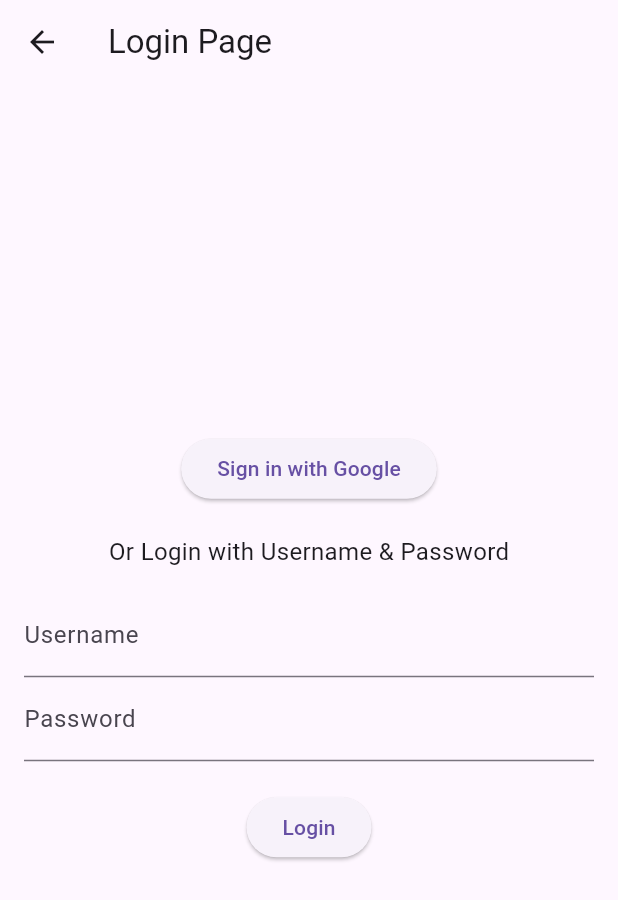
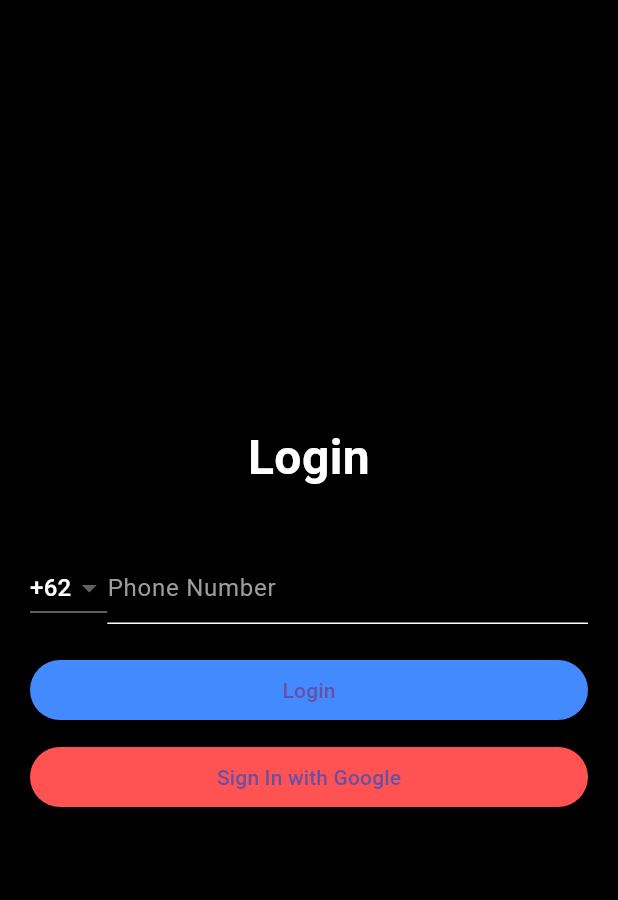
Before and after one commit to riosiregar/phone_monitoring, a Flutter app: the screen it shows after launch, after a tap on "Get Started", on a phone screen of 412 x 824 dp. Shown: the top 900 px of the screen. Run offline on Flutter 3.47's test engine with Material 3 defaults, Android fonts, the phone set to English and light mode, and no system bars; our stand-ins replace battery_plus, google_sign_in, image_picker.

Commit message:
ALPHA v.0.1.0

```diff
--- a/lib/home_page.dart
+++ b/lib/home_page.dart
@@ -4,16 +4,68 @@ class HomePage extends StatelessWidget {
   @override
   Widget build(BuildContext context) {
     return Scaffold(
-      appBar: AppBar(
-        title: Text('Home Page'),
-      ),
-      body: Center(
-        child: ElevatedButton(
-          onPressed: () {
-            Navigator.pushNamed(context, '/login');
-          },
-          child: Text('Get Started'),
-        ),
+      body: Stack(
+        children: [
+          // Background image
+          Container(
+            decoration: BoxDecoration(
+              image: DecorationImage(
+                image: AssetImage(
+                    'assets/image/background.png'), // Replace with your image path
+                fit: BoxFit.cover,
+              ),
+            ),
+          ),
+          // Content overlay
+          Container(
+            color: Colors.black.withOpacity(0.5), // Semi-transparent overlay
+            child: Center(
+              child: Column(
+                mainAxisAlignment: MainAxisAlignment.center,
+                children: [
+                  Text(
+                    'Welcome to Our App',
+                    style: TextStyle(
+                      color: Colors.white,
+                      fontSize: 32,
+                      fontWeight: FontWeight.bold,
+                      shadows: [
+                        Shadow(
+                          offset: Offset(2.0, 2.0),
+                          blurRadius: 3.0,
+                          color: Colors.black54,
+                        ),
+                      ],
+                    ),
+                    textAlign: TextAlign.center,
+                  ),
+                  SizedBox(height: 20),
+                  ElevatedButton(
+                    onPressed: () {
+                      Navigator.pushNamed(context, '/login');
+                    },
+                    style: ElevatedButton.styleFrom(
+                      backgroundColor: Colors.blueAccent,
+                      padding:
+                          EdgeInsets.symmetric(horizontal: 30, vertical: 15),
+                      shape: RoundedRectangleBorder(
+                        borderRadius: BorderRadius.circular(30.0),
+                      ),
+                      elevation: 5,
+                    ),
+                    child: Text(
+                      'Get Started',
+                      style: TextStyle(
+                        color: Colors.white,
+                        fontSize: 20,
+                      ),
+                    ),
+                  ),
+                ],
+              ),
+            ),
+          ),
+        ],
       ),
     );
   }
--- a/lib/login_page.dart
+++ b/lib/login_page.dart
@@ -7,60 +7,122 @@ class LoginPage extends StatefulWidget {
 }
 
 class _LoginPageState extends State<LoginPage> {
-  final GoogleSignIn _googleSignIn = GoogleSignIn();
+  final TextEditingController _phoneController = TextEditingController();
+  String _countryCode = "+62"; // Default country code
 
-  Future<void> _handleSignIn() async {
+  // Simulasi fungsi autentikasi Google
+  Future<void> _signInWithGoogle() async {
     try {
-      final result = await _googleSignIn.signIn();
-      if (result != null) {
-        // Redirect ke halaman dashboard jika login berhasil
-        Navigator.pushReplacementNamed(context, '/dashboard');
+      final GoogleSignIn googleSignIn = GoogleSignIn();
+      final GoogleSignInAccount? account = await googleSignIn.signIn();
+      if (account != account) {
+        Navigator.pushNamed(context, '/dashboard');
+      } else {
+        // User menekan cancel saat autentikasi
+        _showLoginFailedDialog("Google Sign-In cancelled.");
       }
-    } catch (error) {
-      print('Error during sign-in: $error');
+    } catch (e) {
+      _showLoginFailedDialog("Google Sign-In failed: $e");
     }
+  }
+
+  void _login() {
+    if (_phoneController.text.isNotEmpty) {
+      // Simulasi validasi login dengan nomor HP
+      Navigator.pushNamed(context, '/dashboard');
+    } else {
+      _showLoginFailedDialog("Login failed: Phone number is required.");
+    }
+  }
+
+  void _showLoginFailedDialog(String message) {
+    showDialog(
+      context: context,
+      builder: (context) => AlertDialog(
+        title: Text('Login Failed'),
+        content: Text(message),
+        actions: [
+          TextButton(
+            onPressed: () => Navigator.of(context).pop(),
+            child: Text('OK'),
+          ),
+        ],
+      ),
+    );
   }
 
   @override
   Widget build(BuildContext context) {
     return Scaffold(
-      appBar: AppBar(
-        title: Text('Login Page'),
-      ),
-      body: Center(
+      backgroundColor: Colors.black,
+      body: Padding(
+        padding: const EdgeInsets.all(20.0),
         child: Column(
           mainAxisAlignment: MainAxisAlignment.center,
+          crossAxisAlignment: CrossAxisAlignment.stretch,
           children: [
-            ElevatedButton(
-              onPressed: _handleSignIn,
-              child: Text('Sign in with Google'),
+            Text(
+              'Login',
+              style: TextStyle(
+                color: Colors.white,
+                fontSize: 32,
+                fontWeight: FontWeight.bold,
               ),
-            SizedBox(height: 20),
-            Text(
-              'Or Login with Username & Password',
-              style: TextStyle(fontSize: 16),
+              textAlign: TextAlign.center,
             ),
-            Padding(
-              padding: const EdgeInsets.all(16.0),
-              child: Column(
+            SizedBox(height: 40),
+            Row(
               children: [
-                  TextField(
-                    decoration: InputDecoration(labelText: 'Username'),
+                DropdownButton<String>(
+                  value: _countryCode,
+                  items: ["+1", "+62", "+44", "+91"].map((String code) {
+                    return DropdownMenuItem<String>(
+                      value: code,
+                      child: Text(
+                        code,
+                        style: TextStyle(color: Colors.white),
                       ),
-                  TextField(
-                    decoration: InputDecoration(labelText: 'Password'),
-                    obscureText: true,
+                    );
+                  }).toList(),
+                  onChanged: (String? newCode) {
+                    setState(() {
+                      _countryCode = newCode!;
+                    });
+                  },
+                  dropdownColor: Colors.grey[800],
+                ),
+                Expanded(
+                  child: TextField(
+                    controller: _phoneController,
+                    style: TextStyle(color: Colors.white),
+                    keyboardType: TextInputType.phone,
+                    decoration: InputDecoration(
+                      hintText: 'Phone Number',
+                      hintStyle: TextStyle(color: Colors.grey),
+                      enabledBorder: UnderlineInputBorder(
+                        borderSide: BorderSide(color: Colors.white),
+                      ),
+                      focusedBorder: UnderlineInputBorder(
+                        borderSide: BorderSide(color: Colors.blue),
+                      ),
+                    ),
+                  ),
+                ),
+              ],
             ),
             SizedBox(height: 20),
             ElevatedButton(
-                    onPressed: () {
-                      // Logika login manual bisa ditambahkan di sini
-                      Navigator.pushReplacementNamed(context, '/dashboard');
-                    },
+              onPressed: _login,
               child: Text('Login'),
+              style:
+                  ElevatedButton.styleFrom(backgroundColor: Colors.blueAccent),
             ),
-                ],
-              ),
+            SizedBox(height: 10),
+            ElevatedButton(
+              onPressed: _signInWithGoogle,
+              child: Text('Sign In with Google'),
+              style:
+                  ElevatedButton.styleFrom(backgroundColor: Colors.redAccent),
             ),
           ],
         ),
--- a/pubspec.yaml
+++ b/pubspec.yaml
@@ -36,9 +36,9 @@ dependencies:
   # Use with the CupertinoIcons class for iOS style icons.
   cupertino_icons: ^1.0.8
   battery_plus: ^6.2.0
-  google_sign_in: ^5.4.2
   image_picker: ^0.8.7+3
   photo_manager: ^3.6.2
+  google_sign_in: ^6.2.2
 
 dev_dependencies:
   flutter_test:
```
Also changed, not shown: assets/image/background.png (added), pubspec.lock, 1 other file. Lines whose indentation alone changed are shown as unchanged.
